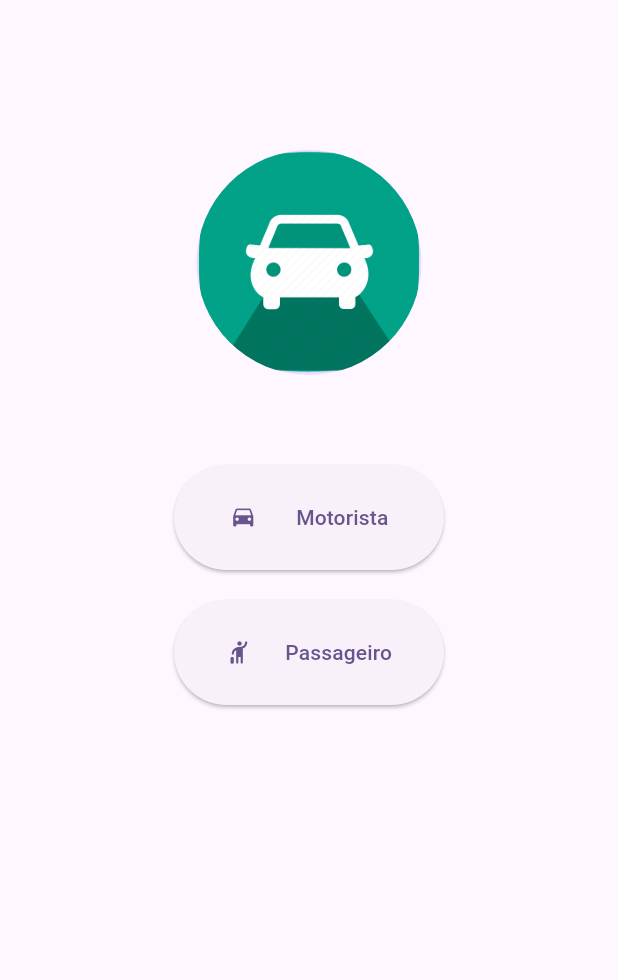
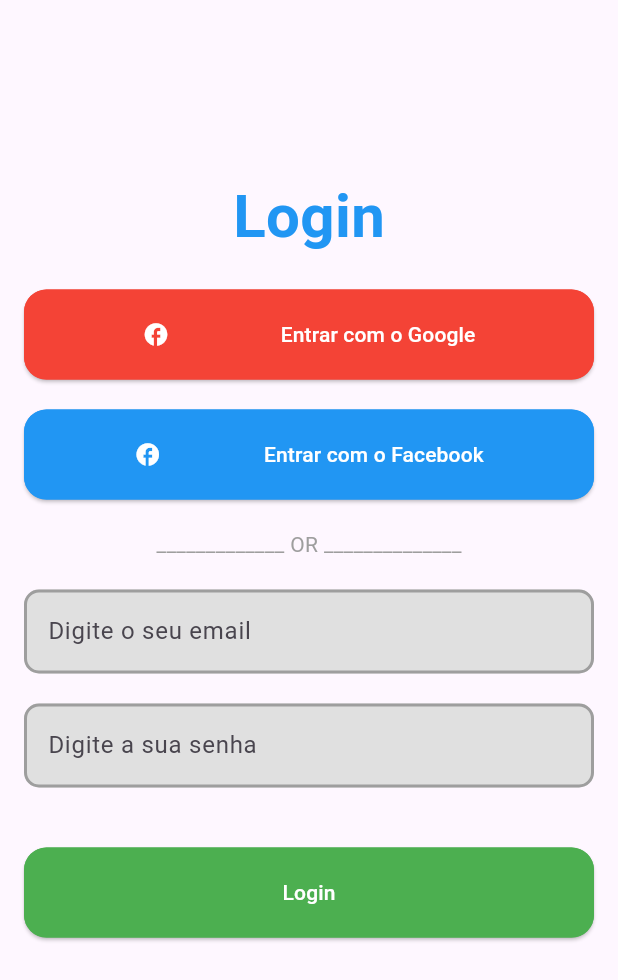
Before and after one commit to NelsonChad/boleia, a Flutter app: the screen it shows after launch, on a phone screen of 412 x 824 dp. Shown: the top 980 px of the screen. Run offline on Flutter 3.47's test engine with Material 3 defaults, Android fonts, the phone set to English and light mode, and no system bars.

Commit message:
add login and widgets [button and formfield]

```diff
--- a/lib/main.dart
+++ b/lib/main.dart
@@ -1,4 +1,4 @@
-import 'package:boleia_app/ui/views/start/start_page.dart';
+import 'package:boleia_app/ui/views/login/login_view.dart';
 import 'package:flutter/material.dart';
 
 void main() {
@@ -17,7 +17,7 @@
         colorScheme: ColorScheme.fromSeed(seedColor: Colors.deepPurple),
         useMaterial3: true,
       ),
-      home: const StartPage(),
+      home: const LoginPage(),
     );
   }
 }
--- a/lib/ui/views/components/driver_drawer.dart
+++ b/lib/ui/views/components/driver_drawer.dart
@@ -1,6 +1,5 @@
 import 'package:boleia_app/ui/views/halpers/functions.dart';
 import 'package:boleia_app/ui/views/home/home_page.dart';
-import 'package:boleia_app/ui/views/home_driver/home_driver.dart';
 import 'package:flutter/material.dart';
 
 class DriverDrawer extends StatelessWidget {
--- /dev/null
+++ b/lib/ui/views/login/login_view.dart
@@ -0,0 +1,102 @@
+import 'package:boleia_app/ui/views/halpers/functions.dart';
+import 'package:boleia_app/ui/views/start/start_page.dart';
+import 'package:boleia_app/ui/widgets/button.dart';
+import 'package:boleia_app/ui/widgets/formfield.dart';
+import 'package:flutter/material.dart';
+
+class LoginPage extends StatelessWidget {
+  const LoginPage({super.key});
+
+  @override
+  Widget build(BuildContext context) {
+    return Scaffold(
+      body: SingleChildScrollView(
+        child: Center(
+          child: Padding(
+            padding: const EdgeInsets.all(16.0),
+            child: Column(
+              children: [
+                const SizedBox(height: 100),
+                const Text(
+                  "Login",
+                  style: TextStyle(
+                      color: Colors.blue,
+                      fontSize: 40,
+                      fontWeight: FontWeight.bold),
+                ),
+                const SizedBox(height: 20),
+                SizedBox(
+                  child: AppButton(
+                    color: Colors.red,
+                    fcolor: Colors.white,
+                    icon: Icons.facebook,
+                    hasIcon: true,
+                    label: "Entrar com o Google",
+                    height: 60.0,
+                    width: double.infinity,
+                    onPressed: () {
+                      navegateReplaceTo(context, const StartPage());
+                    },
+                  ),
+                ),
+                const SizedBox(height: 20),
+                SizedBox(
+                  child: AppButton(
+                    color: Colors.blue,
+                    fcolor: Colors.white,
+                    icon: Icons.facebook,
+                    hasIcon: true,
+                    label: "Entrar com o Facebook",
+                    height: 60.0,
+                    width: double.infinity,
+                    onPressed: () {
+                      navegateReplaceTo(context, const StartPage());
+                    },
+                  ),
+                ),
+                const SizedBox(height: 20),
+                const Text(
+                  "_____________ OR ______________",
+                  style: TextStyle(color: Colors.grey),
+                ),
+                const SizedBox(height: 20),
+                Formfield(
+                  callbackFunction: (x) {},
+                  hintText: "Digite o seu email",
+                  type: "TEXT",
+                  isEnabled: true,
+                  isPassword: false,
+                  nameController: TextEditingController(),
+                ),
+                const SizedBox(height: 20),
+                Formfield(
+                  callbackFunction: (x) {},
+                  hintText: "Digite a sua senha",
+                  type: "TEXT",
+                  isEnabled: true,
+                  isPassword: true,
+                  nameController: TextEditingController(),
+                ),
+                const SizedBox(height: 40),
+                SizedBox(
+                  width: double.infinity,
+                  child: AppButton(
+                    color: Colors.green,
+                    fcolor: Colors.white,
+                    hasIcon: false,
+                    label: "Login",
+                    height: 60.0,
+                    width: double.infinity,
+                    onPressed: () {
+                      navegateReplaceTo(context, const StartPage());
+                    },
+                  ),
+                ),
+              ],
+            ),
+          ),
+        ),
+      ),
+    );
+  }
+}
--- /dev/null
+++ b/lib/ui/widgets/button.dart
@@ -0,0 +1,65 @@
+import 'package:flutter/material.dart';
+
+class AppButton extends StatelessWidget {
+  final double? width;
+  final double? height;
+  final Color color;
+  final Color fcolor;
+  final String label;
+  final IconData? icon;
+  final bool hasIcon;
+  final Function? onPressed;
+
+  const AppButton(
+      {super.key,
+      this.width,
+      this.height,
+      required this.color,
+      required this.label,
+      this.onPressed,
+      this.icon,
+      required this.fcolor,
+      required this.hasIcon});
+
+  @override
+  Widget build(BuildContext context) {
+    return SizedBox(
+      height: height,
+      child: ElevatedButton(
+        onPressed: () {
+          onPressed!(); //perform function
+        },
+        style: ButtonStyle(
+          elevation: MaterialStateProperty.all(1.0),
+          backgroundColor: MaterialStateProperty.all(color),
+          padding: MaterialStateProperty.resolveWith<EdgeInsetsGeometry>(
+            (Set<MaterialState> states) {
+              return const EdgeInsets.all(5);
+            },
+          ),
+          shape: MaterialStateProperty.all<RoundedRectangleBorder>(
+            RoundedRectangleBorder(
+              borderRadius: BorderRadius.circular(15),
+              side: BorderSide(color: color),
+            ),
+          ),
+        ),
+        child: hasIcon
+            ? Row(
+                mainAxisAlignment: MainAxisAlignment.spaceEvenly,
+                children: [
+                  icon == null ? Container() : Icon(icon, color: fcolor),
+                  Text(
+                    label.toString(),
+                    style: TextStyle(color: fcolor),
+                  ),
+                ],
+              )
+            : Text(
+                label.toString(),
+                style: TextStyle(color: fcolor),
+              ),
+      ),
+    );
+  }
+}
--- /dev/null
+++ b/lib/ui/widgets/formfield.dart
@@ -0,0 +1,116 @@
+// ignore_for_file: prefer_typing_uninitialized_variables
+
+import 'package:flutter/material.dart';
+
+class Formfield extends StatefulWidget {
+  final TextEditingController nameController;
+  final String type;
+  final String hintText;
+  final String? prefixItem;
+  final value;
+  final dynamic items;
+  final TextAlign? textAlign;
+  final Function(String) callbackFunction;
+  final bool? isEnabled;
+  final bool? isPassword;
+
+  const Formfield(
+      {super.key,
+      required this.nameController,
+      required this.type,
+      required this.hintText,
+      this.prefixItem,
+      this.value,
+      this.items,
+      this.textAlign,
+      required this.callbackFunction,
+      this.isEnabled,
+      this.isPassword});
+
+  @override
+  State<Formfield> createState() => _FormfieldState();
+}
+
+class _FormfieldState extends State<Formfield> {
+  FocusNode focusNode = FocusNode();
+
+  @override
+  void initState() {
+    // listener for focus change
+    focusNode.addListener(() {
+      // TODO: implement
+    });
+    super.initState();
+  }
+
+  @override
+  Widget build(BuildContext context) {
+    TextEditingController controller = widget.nameController;
+
+    var type = widget.type;
+    var hintText = widget.hintText;
+    //var items = widget.items;
+    //var value = widget.value;
+    var textAlign = widget.textAlign;
+    //var prefixItem = widget.prefixItem;
+    bool? isEnabled = widget.isEnabled;
+    bool? isPassword = widget.isPassword;
+
+    Widget fieldType = Container();
+
+    if (type == "TEXT") {
+      fieldType = _formTextField(
+        Keytype: TextInputType.text,
+        hintText: hintText,
+        textAlign: textAlign,
+        nameController: controller,
+        isEnabled: isEnabled,
+        isPassword: isPassword,
+      );
+    }
+
+    return fieldType;
+  }
+}
+
+Widget _formTextField({
+  // ignore: non_constant_identifier_names
+  required TextInputType Keytype,
+  required TextEditingController nameController,
+  textAlign,
+  hintText,
+  maskFormatter,
+  isEnabled,
+  isPassword,
+  prefixIcon,
+}) {
+  return TextFormField(
+    enabled: isEnabled ?? true,
+    obscureText: isPassword ?? false,
+    controller: nameController,
+    keyboardType: Keytype,
+    //focusNode: focusNode,
+    textAlign: textAlign ?? TextAlign.left,
+    decoration: InputDecoration(
+      prefixIcon: prefixIcon,
+      labelText: hintText,
+      border: OutlineInputBorder(borderRadius: BorderRadius.circular(10.0)),
+      fillColor: Colors.grey[300],
+      filled: true,
+      enabledBorder: OutlineInputBorder(
+        borderRadius: BorderRadius.circular(10.0),
+        borderSide: const BorderSide(
+          color: Colors.grey,
+          width: 2.0,
+        ),
+      ),
+    ),
+    inputFormatters: maskFormatter != null ? [maskFormatter] : [],
+    validator: (value) {
+      if (value == null || value.isEmpty) {
+        return 'Por favor preencha o campo correctamente.';
+      }
+      return null;
+    },
+  );
+}
```
